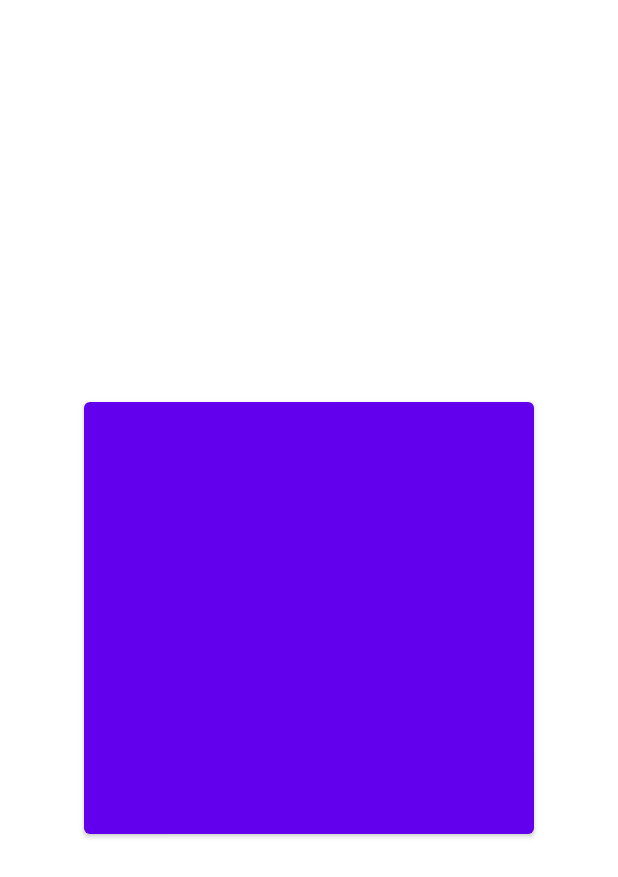
After one commit to kimjw2003/Food_with_TTS, an Android app: the layout activity_start.xml on its own in the app's theme, with its tools: preview values and no code run, on a phone screen of 412 x 824 dp. The commit adds this screen. Shown: the top 877 px of the screen. Run offline under Robolectric (Android 15) with nearby library versions, the phone set to English and light mode, and no system bars.

Commit message:
원하는 학교 급식 기능

```diff
--- a/app/src/main/AndroidManifest.xml
+++ b/app/src/main/AndroidManifest.xml
@@ -2,7 +2,7 @@
 <manifest xmlns:android="http://schemas.android.com/apk/res/android"
     package="com.example.food_with_tts">
 
-    <uses-permission android:name="android.permission.INTERNET"/>
+    <uses-permission android:name="android.permission.INTERNET" />
 
     <application
         android:allowBackup="true"
@@ -11,7 +11,8 @@
         android:roundIcon="@mipmap/ic_launcher_round"
         android:supportsRtl="true"
         android:theme="@style/Theme.Food_with_TTS">
-        <activity android:name=".MainActivity">
+        <activity android:name=".MainActivity"></activity>
+        <activity android:name=".StartActivity">
             <intent-filter>
                 <action android:name="android.intent.action.MAIN" />
 
--- a/app/src/main/java/com/example/food_with_tts/MainActivity.kt
+++ b/app/src/main/java/com/example/food_with_tts/MainActivity.kt
@@ -67,7 +67,7 @@ class MainActivity : AppCompatActivity() {
     private fun getfood(){
         FoodClient.retrofitService2.getTomorrowFood(
                 "e40fc13904d84da4a8d398649c324133", "JSON", "1", "100",
-                "D10", "7240393", "" + time
+                intent.getStringExtra("eduCode")?:"", intent.getStringExtra("schoolCode")?:"", time
         ).enqueue(object : Callback<FoodBase>{
             override fun onResponse(call: Call<FoodBase>, response: Response<FoodBase>) {
 
--- /dev/null
+++ b/app/src/main/res/layout/activity_start.xml
@@ -0,0 +1,26 @@
+<?xml version="1.0" encoding="utf-8"?>
+<androidx.constraintlayout.widget.ConstraintLayout
+    xmlns:android="http://schemas.android.com/apk/res/android"
+    xmlns:app="http://schemas.android.com/apk/res-auto"
+    xmlns:tools="http://schemas.android.com/tools"
+    android:layout_width="match_parent"
+    android:layout_height="match_parent"
+    tools:context=".StartActivity">
+
+    <Button
+        android:id="@+id/startBtn"
+        android:layout_width="300dp"
+        android:layout_height="300dp"
+        app:layout_constraintBottom_toBottomOf="parent"
+        app:layout_constraintEnd_toEndOf="parent"
+        app:layout_constraintStart_toStartOf="parent"
+        app:layout_constraintTop_toTopOf="parent" />
+
+    <TextView
+        android:id="@+id/schoolInfo_Tv"
+        android:layout_width="wrap_content"
+        android:layout_height="wrap_content"
+        app:layout_constraintTop_toTopOf="parent"
+        app:layout_constraintEnd_toEndOf="parent" />
+
+</androidx.constraintlayout.widget.ConstraintLayout>
```
Also changed, not shown: app/src/main/java/com/example/food_with_tts/StartActivity.kt (added, +119 -0 lines), app/src/main/java/com/example/food_with_tts/data/SchoolBase.kt (added, +48 -0 lines), app/src/main/java/com/example/food_with_tts/retrofit/SchoolClient.kt (added, +28 -0 lines), app/src/main/java/com/example/food_with_tts/retrofit/SchoolDao.kt (added, +17 -0 lines).
